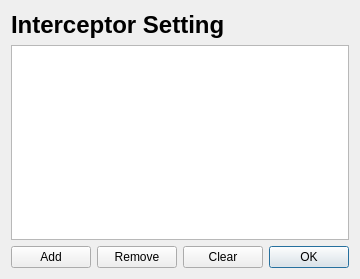
Old version of the form interceptordialog.ui in the repository supermoonie/SuperBrowser.
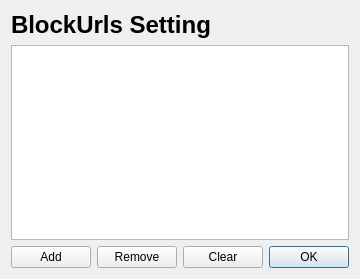
New version of the form.

```diff
--- a/interceptordialog.ui
+++ b/interceptordialog.ui
@@ -41,7 +41,7 @@
       </font>
      </property>
      <property name="text">
-      <string>Interceptor Setting</string>
+      <string>BlockUrls Setting</string>
      </property>
     </widget>
    </item>
```
Left out of the diff: 2 changed lines with no effect on the pictures.
